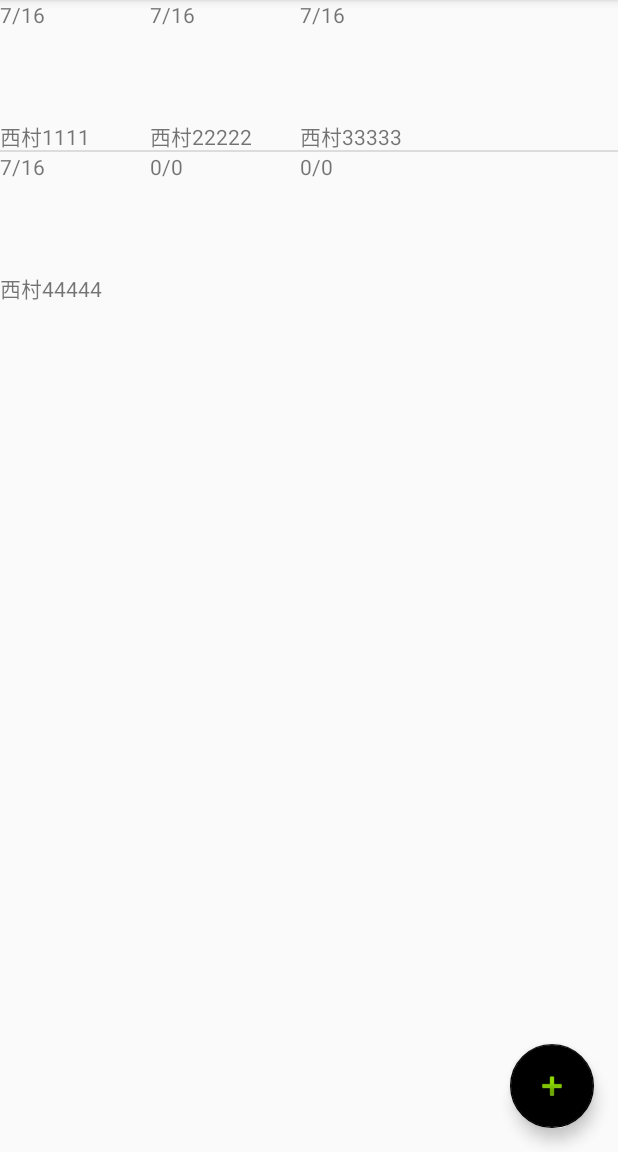
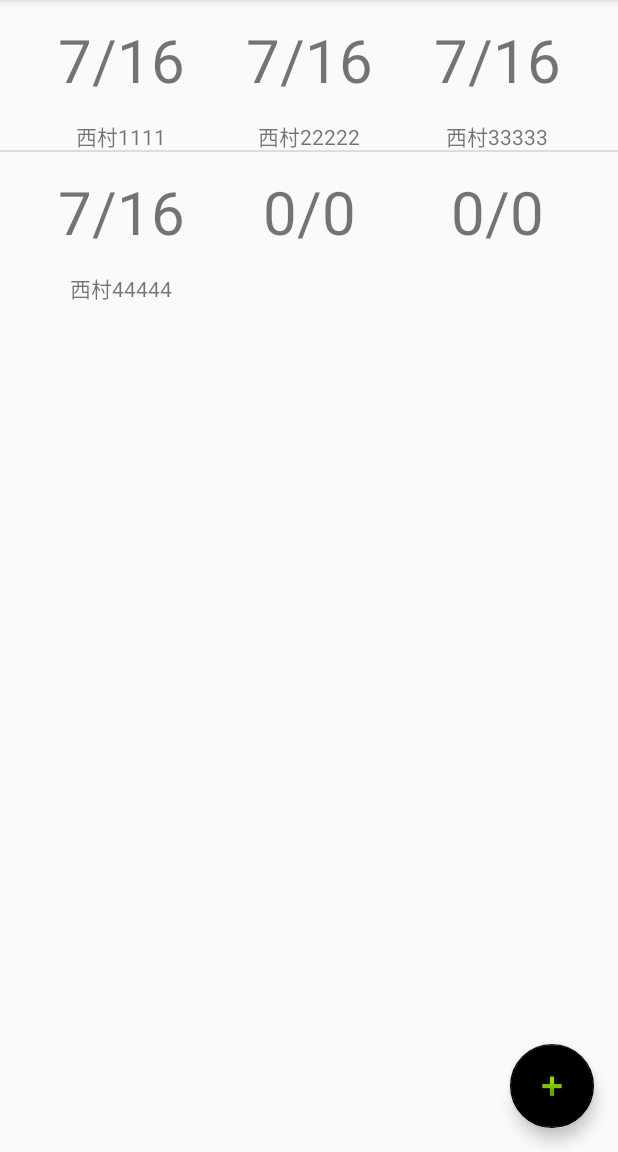
Before and after one commit to t-robop/Tancolle, an Android app: the screen it shows after launch (MainListActivity), on a phone screen of 412 x 824 dp, the part 84-1236 px from its top. Run offline under Robolectric (Android 15) with nearby library versions, the phone set to English and light mode, and no system bars.

Commit message:
MainListの中身が中央に揃うように

```diff
--- a/app/src/main/res/layout/mainlistitem.xml
+++ b/app/src/main/res/layout/mainlistitem.xml
@@ -5,9 +5,16 @@
     android:layout_height="match_parent">
 
     <LinearLayout
+        android:layout_width="100dp"
+        android:layout_height="100dp"
+        android:layout_weight="6">
+    </LinearLayout>
+
+    <LinearLayout
         android:orientation="vertical"
         android:layout_width="100dp"
         android:layout_height="100dp"
+        android:gravity="center"
         android:id="@+id/liner1"
         android:onClick="listClick"
         android:layout_weight="1">
@@ -15,13 +22,22 @@
             android:id="@+id/birth1"
             android:layout_width="100dp"
             android:layout_height="80dp"
-            android:layout_gravity="center_horizontal"/>
+            android:text="7/6"
+            android:textSize="40dp"
+            android:gravity="center"/>
         <TextView
             android:id="@+id/name1"
             android:layout_width="100dp"
             android:layout_height="20dp"
-            android:layout_gravity="center_horizontal"/>
+            android:text="ニシムラ"
+            android:gravity="center"/>
 
+    </LinearLayout>
+
+    <LinearLayout
+        android:layout_width="100dp"
+        android:layout_height="100dp"
+        android:layout_weight="6">
     </LinearLayout>
 
     <LinearLayout
@@ -36,18 +52,28 @@
             android:id="@+id/birth2"
             android:layout_width="100dp"
             android:layout_height="80dp"
-            android:layout_gravity="center_horizontal"/>
+            android:text="7/7"
+            android:textSize="40dp"
+            android:gravity="center"/>
         <TextView
             android:id="@+id/name2"
             android:layout_width="100dp"
             android:layout_height="20dp"
-            android:layout_gravity="center_horizontal"/>
+            android:text="にしむら"
+            android:gravity="center"/>
+    </LinearLayout>
+
+    <LinearLayout
+        android:layout_width="100dp"
+        android:layout_height="100dp"
+        android:layout_weight="6">
     </LinearLayout>
 
     <LinearLayout
         android:orientation="vertical"
         android:layout_width="100dp"
         android:layout_height="100dp"
+        android:gravity="center"
         android:id="@+id/liner3"
         android:onClick="listClick"
         android:layout_weight="1">
@@ -55,11 +81,20 @@
             android:id="@+id/birth3"
             android:layout_width="100dp"
             android:layout_height="80dp"
-            android:layout_gravity="center_horizontal"/>
+            android:text="7/8"
+            android:textSize="40dp"
+            android:gravity="center"/>
         <TextView
             android:id="@+id/name3"
             android:layout_width="100dp"
             android:layout_height="20dp"
-            android:layout_gravity="center_horizontal"/>
+            android:text="ゴディバ"
+            android:gravity="center"/>
+    </LinearLayout>
+
+    <LinearLayout
+        android:layout_width="100dp"
+        android:layout_height="100dp"
+        android:layout_weight="6">
     </LinearLayout>
 </LinearLayout>
```
